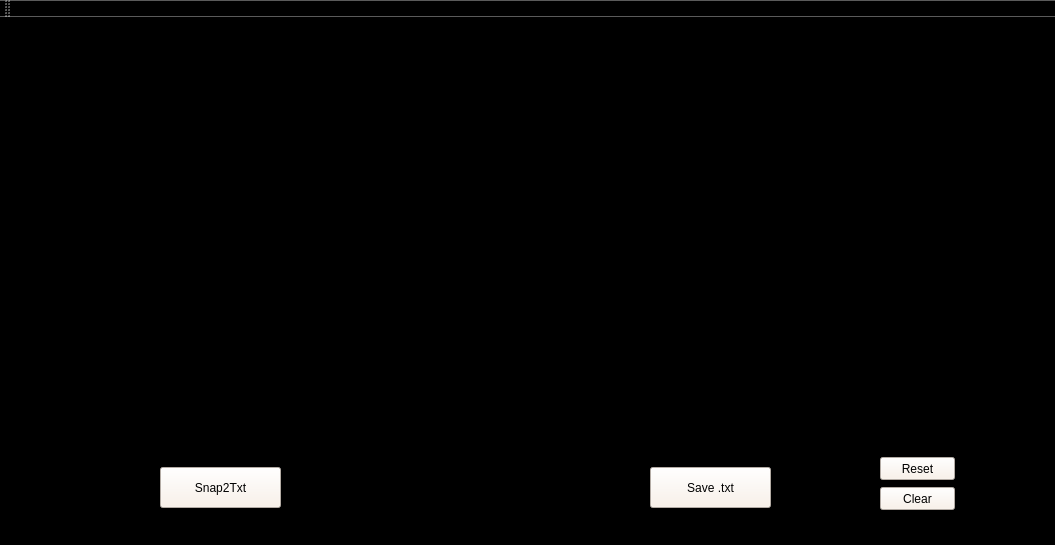
Above: GUI/mainwindow.ui from hkl123/gui-in-progress before the change. Below: the same form after it.
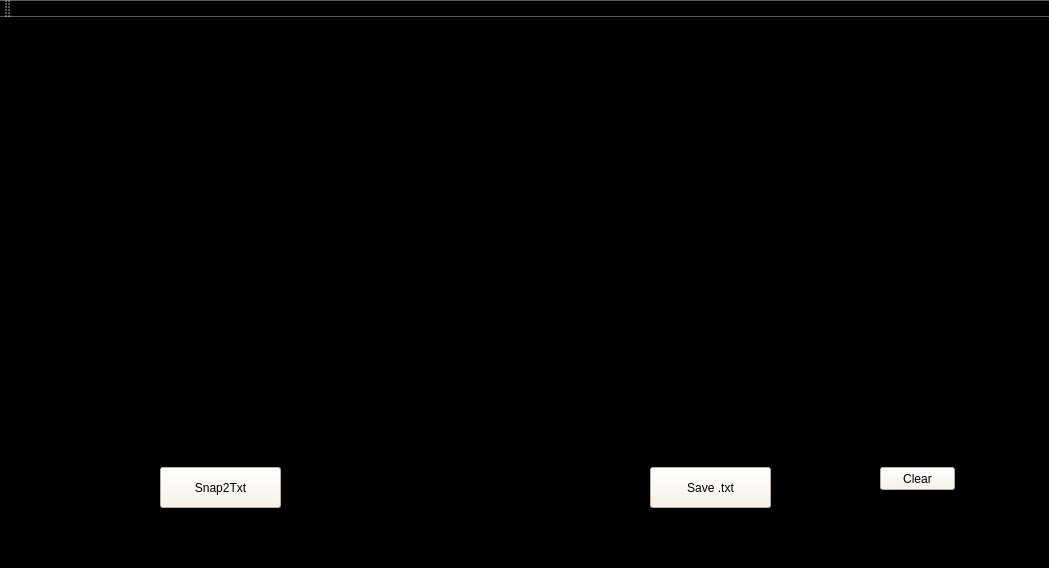
That is the form after the change.

```diff
--- a/GUI/mainwindow.ui
+++ b/GUI/mainwindow.ui
@@ -6,8 +6,8 @@
    <rect>
     <x>0</x>
     <y>0</y>
-    <width>1055</width>
-    <height>545</height>
+    <width>1049</width>
+    <height>568</height>
    </rect>
   </property>
   <property name="windowTitle">
@@ -180,7 +180,7 @@
     <property name="geometry">
      <rect>
       <x>880</x>
-      <y>470</y>
+      <y>450</y>
       <width>75</width>
       <height>23</height>
      </rect>
@@ -189,19 +189,6 @@
      <string>Clear</string>
     </property>
    </widget>
-   <widget class="QPushButton" name="pushButton_3">
-    <property name="geometry">
-     <rect>
-      <x>880</x>
-      <y>440</y>
-      <width>75</width>
-      <height>23</height>
-     </rect>
-    </property>
-    <property name="text">
-     <string>Reset</string>
-    </property>
-   </widget>
   </widget>
   <widget class="QToolBar" name="mainToolBar">
    <attribute name="toolBarArea">
```
Left out of the diff: 3 changed lines with no effect on the pictures.
